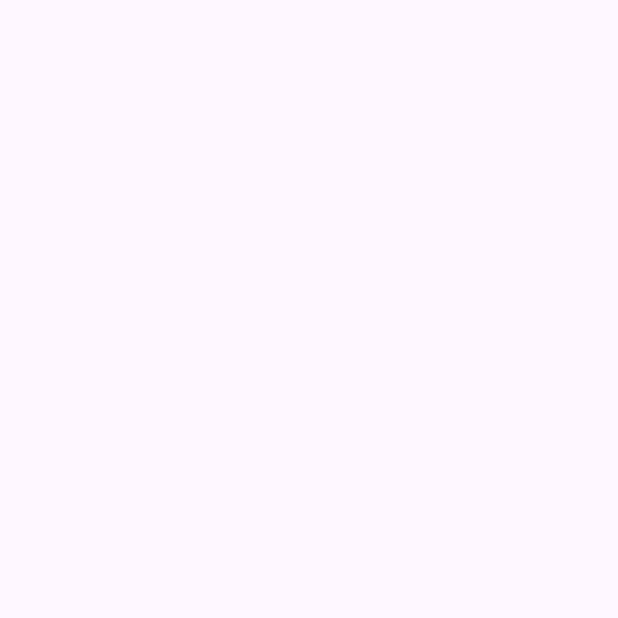
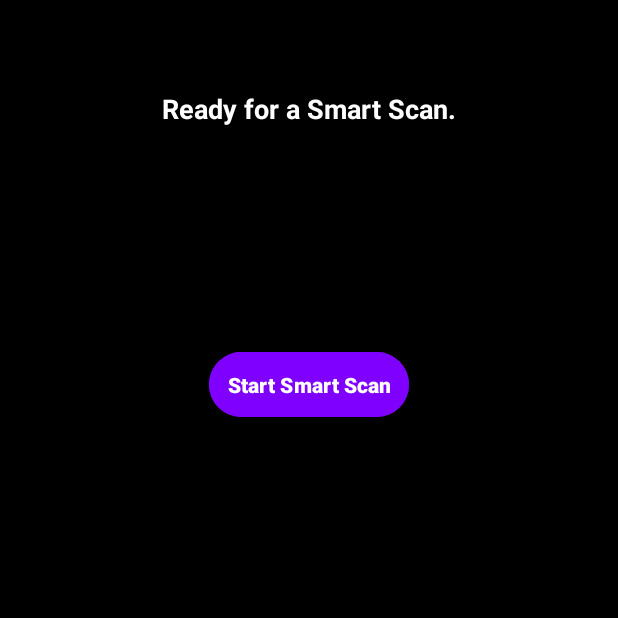
Before and after one commit to ThembiShongwe/WatchGuard, an Android app: the SmartScan screen opened directly, with no data from a screen before it, on a phone screen of 412 x 824 dp, the top half of it. Before the commit the part shown is empty. Run offline under Robolectric (Android 15) with nearby library versions, the phone set to English and light mode, and no system bars.

Commit message:
Smart Scan added

```diff
--- a/app/src/main/java/com/example/watchguard/SmartScan.java
+++ b/app/src/main/java/com/example/watchguard/SmartScan.java
@@ -1,24 +1,46 @@
 package com.example.watchguard;
 
 import android.os.Bundle;
+import android.os.Handler;
+import android.view.View;
+import android.widget.Button;
+import android.widget.ProgressBar;
+import android.widget.TextView;
 
-import androidx.activity.EdgeToEdge;
 import androidx.appcompat.app.AppCompatActivity;
-import androidx.core.graphics.Insets;
-import androidx.core.view.ViewCompat;
-import androidx.core.view.WindowInsetsCompat;
 
 public class SmartScan extends AppCompatActivity {
+
+    private ProgressBar scanProgress;
+    private TextView scanStatus;
+    private Button startScanButton;
 
     @Override
     protected void onCreate(Bundle savedInstanceState) {
         super.onCreate(savedInstanceState);
-        EdgeToEdge.enable(this);
         setContentView(R.layout.activity_smart_scan);
-        ViewCompat.setOnApplyWindowInsetsListener(findViewById(R.id.main), (v, insets) -> {
-            Insets systemBars = insets.getInsets(WindowInsetsCompat.Type.systemBars());
-            v.setPadding(systemBars.left, systemBars.top, systemBars.right, systemBars.bottom);
-            return insets;
-        });
+
+        // Initialize UI elements
+        scanProgress = findViewById(R.id.scanProgress);
+        scanStatus = findViewById(R.id.scanStatus);
+        startScanButton = findViewById(R.id.startScanButton);
+
+        // Set default visibility
+        scanProgress.setVisibility(View.INVISIBLE);
+        scanStatus.setText("Ready for a Smart Scan.");
+
+        startScanButton.setOnClickListener(v -> startSmartScan());
+    }
+
+    private void startSmartScan() {
+        startScanButton.setEnabled(false);
+        scanProgress.setVisibility(View.VISIBLE);
+        scanStatus.setText("Scanning...");
+
+        new Handler().postDelayed(() -> {
+            scanProgress.setVisibility(View.INVISIBLE);
+            scanStatus.setText("Scan Complete! No threats detected.");
+            startScanButton.setEnabled(true);
+        }, 3000);
     }
 }
--- a/app/src/main/res/layout/activity_smart_scan.xml
+++ b/app/src/main/res/layout/activity_smart_scan.xml
@@ -5,6 +5,50 @@
     android:id="@+id/main"
     android:layout_width="match_parent"
     android:layout_height="match_parent"
+    android:background="#000000"
     tools:context=".SmartScan">
 
+    <!-- Scan Status -->
+    <TextView
+        android:id="@+id/scanStatus"
+        android:layout_width="wrap_content"
+        android:layout_height="wrap_content"
+        android:text="Ready for a Smart Scan."
+        android:textSize="18sp"
+        android:textColor="#FFFFFF"
+        android:textStyle="bold"
+        app:layout_constraintTop_toTopOf="parent"
+        app:layout_constraintStart_toStartOf="parent"
+        app:layout_constraintEnd_toEndOf="parent"
+        android:paddingTop="60dp"/>
+
+    <!-- Progress Bar (Circular) -->
+    <ProgressBar
+        android:id="@+id/scanProgress"
+        style="?android:attr/progressBarStyleLarge"
+        android:layout_width="wrap_content"
+        android:layout_height="wrap_content"
+        android:indeterminate="true"
+        android:visibility="invisible"
+        android:theme="@style/ProgressBarStyle"
+        app:layout_constraintTop_toBottomOf="@id/scanStatus"
+        app:layout_constraintStart_toStartOf="parent"
+        app:layout_constraintEnd_toEndOf="parent"
+        android:layout_marginTop="30dp"/>
+
+    <!-- Start Scan Button -->
+    <Button
+        android:id="@+id/startScanButton"
+        android:layout_width="wrap_content"
+        android:layout_height="wrap_content"
+        android:text="Start Smart Scan"
+        android:textColor="#FFFFFF"
+        android:backgroundTint="#8000FF"
+        android:textStyle="bold"
+        android:padding="12dp"
+        android:elevation="4dp"
+        app:layout_constraintTop_toBottomOf="@id/scanProgress"
+        app:layout_constraintStart_toStartOf="parent"
+        app:layout_constraintEnd_toEndOf="parent"
+        android:layout_marginTop="40dp"/>
 </androidx.constraintlayout.widget.ConstraintLayout>
--- a/app/src/main/res/values/themes.xml
+++ b/app/src/main/res/values/themes.xml
@@ -11,4 +11,10 @@
         <item name="cornerSize">50%</item>
     </style>
 
+    <style name="ProgressBarStyle">
+        <item name="android:indeterminateTint">#8000FF</item>
+        <item name="android:indeterminateTintMode">src_in</item>
+    </style>
+
+
 </resources>
```
